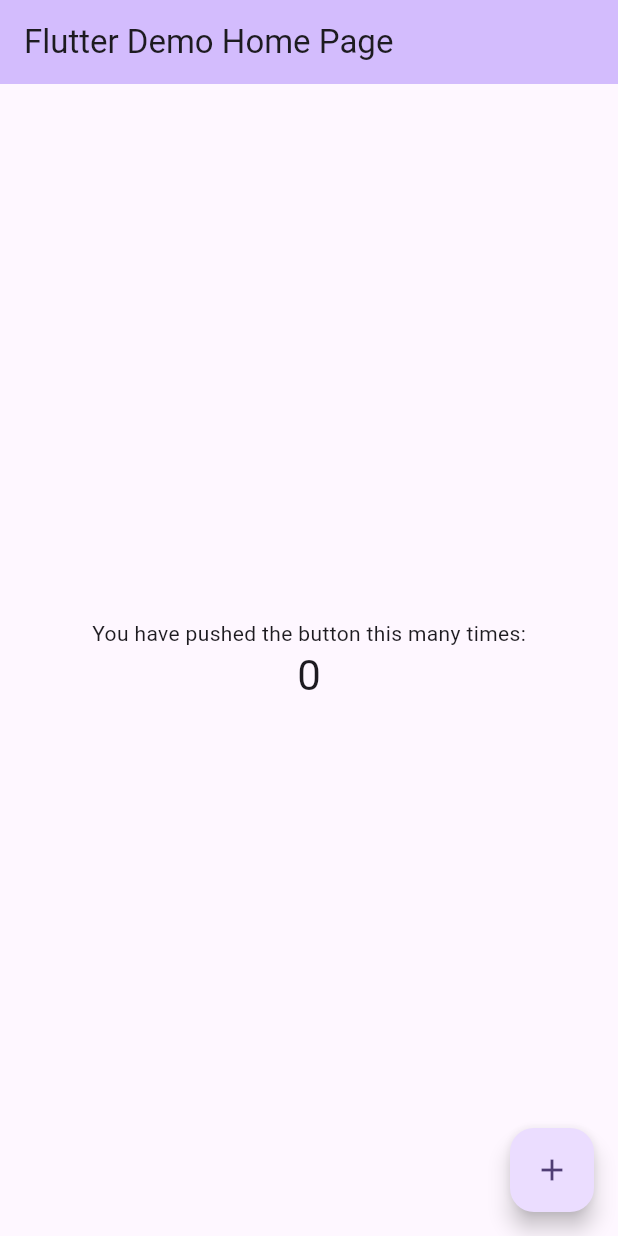
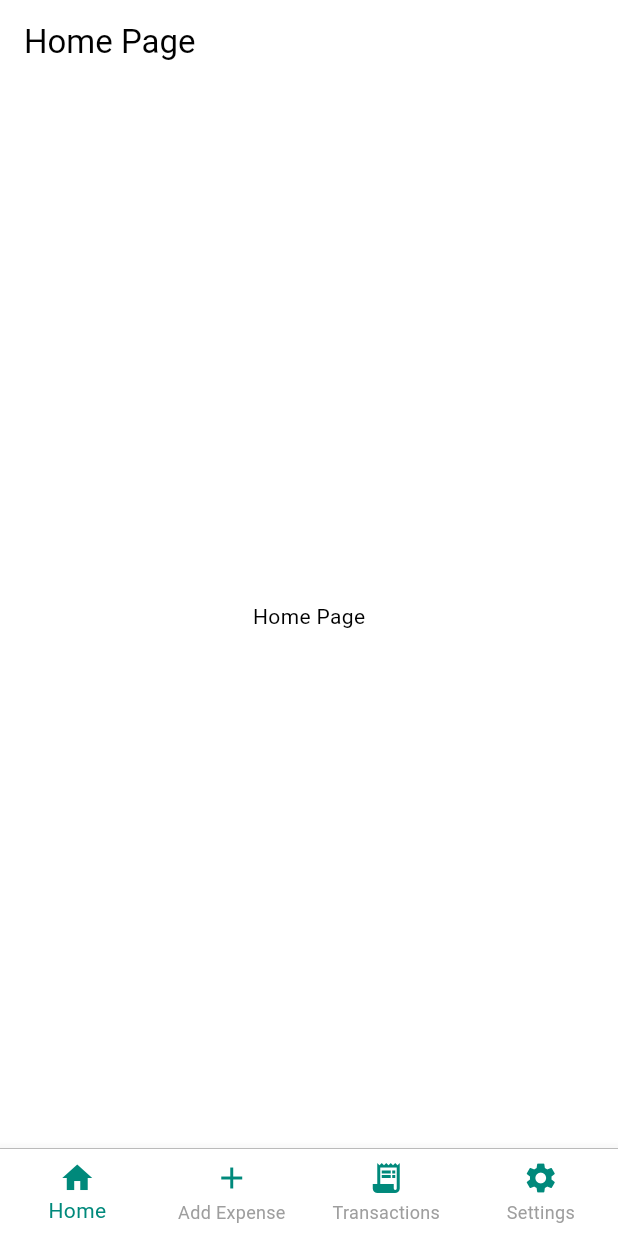
Before and after one commit to Sonykhan1121/money_mate, a Flutter app: the screen it shows after launch, on a phone screen of 412 x 824 dp. Run offline on Flutter 3.47's test engine with Material 3 defaults, Android fonts, the phone set to English and light mode, and no system bars; our stand-ins replace device_preview, flutter_screenutil.

Commit message:
design navigation bar

```diff
--- a/lib/main.dart
+++ b/lib/main.dart
@@ -1,7 +1,31 @@
+import 'package:device_preview/device_preview.dart';
 import 'package:flutter/material.dart';
+import 'package:flutter/services.dart';
+import 'package:flutter_screenutil/flutter_screenutil.dart';
+import 'package:money_mate/providers/navigation_provider.dart';
+import 'package:money_mate/theme/theme.dart';
+import 'package:money_mate/utils/constants/colors.dart';
+import 'package:money_mate/views/navigation_features/navigation_page.dart';
+import 'package:provider/provider.dart';
 
 void main() {
-  runApp(const MyApp());
+
+  WidgetsFlutterBinding.ensureInitialized();
+
+  SystemChrome.setSystemUIOverlayStyle(
+    const SystemUiOverlayStyle(
+      statusBarColor: DColors.primary,
+      statusBarIconBrightness: Brightness.light,
+    ),
+  );
+  runApp(
+    DevicePreview(
+      enabled: false,
+      builder: (BuildContext context) {
+        return MyApp();
+      },
+    ),
+  );
 }
 
 class MyApp extends StatelessWidget {
@@ -10,98 +34,23 @@ class MyApp extends StatelessWidget {
   // This widget is the root of your application.
   @override
   Widget build(BuildContext context) {
-    return MaterialApp(
-      title: 'Flutter Demo',
-      theme: ThemeData(
-        colorScheme: ColorScheme.fromSeed(seedColor: Colors.deepPurple),
-      ),
-      home: const MyHomePage(title: 'Flutter Demo Home Page'),
+    return ScreenUtilInit(
+      designSize: const Size(360, 690),
+      minTextAdapt: true,
+      splitScreenMode: true,
+      builder: (_,child) {
+        return MultiProvider(
+          providers: [
+            ChangeNotifierProvider(create: (context) => NavigationProvider()),
+          ],
+          child: MaterialApp(
+            debugShowCheckedModeBanner: false,
+            title: 'Flutter Demo',
+            theme: DAppTheme.lightTheme,
+            home: NavigationPage(),
+          ),
+        );
+      }
     );
   }
 }
-
-class MyHomePage extends StatefulWidget {
-  const MyHomePage({super.key, required this.title});
-
-  // This widget is the home page of your application. It is stateful, meaning
-  // that it has a State object (defined below) that contains fields that affect
-  // how it looks.
-
-  // This class is the configuration for the state. It holds the values (in this
-  // case the title) provided by the parent (in this case the App widget) and
-  // used by the build method of the State. Fields in a Widget subclass are
-  // always marked "final".
-
-  final String title;
-
-  @override
-  State<MyHomePage> createState() => _MyHomePageState();
-}
-
-class _MyHomePageState extends State<MyHomePage> {
-  int _counter = 0;
-
-  void _incrementCounter() {
-    setState(() {
-      // This call to setState tells the Flutter framework that something has
-      // changed in this State, which causes it to rerun the build method below
-      // so that the display can reflect the updated values. If we changed
-      // _counter without calling setState(), then the build method would not be
-      // called again, and so nothing would appear to happen.
-      _counter++;
-    });
-  }
-
-  @override
-  Widget build(BuildContext context) {
-    // This method is rerun every time setState is called, for instance as done
-    // by the _incrementCounter method above.
-    //
-    // The Flutter framework has been optimized to make rerunning build methods
-    // fast, so that you can just rebuild anything that needs updating rather
-    // than having to individually change instances of widgets.
-    return Scaffold(
-      appBar: AppBar(
-        // TRY THIS: Try changing the color here to a specific color (to
-        // Colors.amber, perhaps?) and trigger a hot reload to see the AppBar
-        // change color while the other colors stay the same.
-        backgroundColor: Theme.of(context).colorScheme.inversePrimary,
-        // Here we take the value from the MyHomePage object that was created by
-        // the App.build method, and use it to set our appbar title.
-        title: Text(widget.title),
-      ),
-      body: Center(
-        // Center is a layout widget. It takes a single child and positions it
-        // in the middle of the parent.
-        child: Column(
-          // Column is also a layout widget. It takes a list of children and
-          // arranges them vertically. By default, it sizes itself to fit its
-          // children horizontally, and tries to be as tall as its parent.
-          //
-          // Column has various properties to control how it sizes itself and
-          // how it positions its children. Here we use mainAxisAlignment to
-          // center the children vertically; the main axis here is the vertical
-          // axis because Columns are vertical (the cross axis would be
-          // horizontal).
-          //
-          // TRY THIS: Invoke "debug painting" (choose the "Toggle Debug Paint"
-          // action in the IDE, or press "p" in the console), to see the
-          // wireframe for each widget.
-          mainAxisAlignment: MainAxisAlignment.center,
-          children: <Widget>[
-            const Text('You have pushed the button this many times:'),
-            Text(
-              '$_counter',
-              style: Theme.of(context).textTheme.headlineMedium,
-            ),
-          ],
-        ),
-      ),
-      floatingActionButton: FloatingActionButton(
-        onPressed: _incrementCounter,
-        tooltip: 'Increment',
-        child: const Icon(Icons.add),
-      ), // This trailing comma makes auto-formatting nicer for build methods.
-    );
-  }
-}
--- /dev/null
+++ b/lib/providers/navigation_provider.dart
@@ -0,0 +1,34 @@
+import 'package:flutter/material.dart';
+
+import '../views/add_features/add_expense.dart';
+import '../views/home_features/home_page.dart';
+import '../views/settings_features/setting_page.dart';
+import '../views/transaction_features/transactions.dart';
+
+class NavigationProvider extends ChangeNotifier{
+
+  int _currentIndex = 0;
+  final List<Map<String, dynamic>> widgetOptions = [
+    {'title': 'Home', 'icon': Icons.home, 'page': HomePage()},
+    {'title': 'Add Expense', 'icon': Icons.add, 'page': AddExpense()},
+    {
+      'title': 'Transactions',
+      'icon': Icons.receipt_long,
+      'page': Transactions(),
+    },
+    {'title': 'Settings', 'icon': Icons.settings, 'page': SettingPage()},
+  ];
+
+  // setter and getter
+  void setCurrentIndex(int i)
+  {
+    _currentIndex = i;
+    notifyListeners();
+
+  }
+  int get currentIndex => _currentIndex;
+
+
+
+
+}
--- a/lib/theme/theme.dart
+++ b/lib/theme/theme.dart
@@ -1,4 +1,6 @@
 import 'package:flutter/material.dart';
+
+import '../utils/constants/colors.dart';
 
 class DAppTheme {
   DAppTheme._();
@@ -7,6 +9,6 @@ class DAppTheme {
   static ThemeData lightTheme = ThemeData(
     useMaterial3: true,
     brightness: Brightness.light,
-
+    colorScheme: ColorScheme.light(onPrimary: DColors.primary, ),
   );
 }
--- /dev/null
+++ b/lib/views/add_features/add_expense.dart
@@ -0,0 +1,20 @@
+import 'package:flutter/material.dart';
+
+class AddExpense extends StatefulWidget {
+  const AddExpense({super.key});
+
+  @override
+  State<AddExpense> createState() => _AddExpenseState();
+}
+
+class _AddExpenseState extends State<AddExpense> {
+  @override
+  Widget build(BuildContext context) {
+    return Scaffold(
+      appBar: AppBar(title: Text("Add Expense"),),
+      body: Center(
+        child: Text('Add Expenses'),
+      ),
+    );
+  }
+}
--- /dev/null
+++ b/lib/views/home_features/home_page.dart
@@ -0,0 +1,20 @@
+import 'package:flutter/material.dart';
+
+class HomePage extends StatefulWidget {
+  const HomePage({super.key});
+
+  @override
+  State<HomePage> createState() => _HomePageState();
+}
+
+class _HomePageState extends State<HomePage> {
+  @override
+  Widget build(BuildContext context) {
+    return Scaffold(
+      appBar: AppBar(title: Text("Home Page"),),
+      body: Center(
+        child: Text('Home Page'),
+      ),
+    );
+  }
+}
--- /dev/null
+++ b/lib/views/navigation_features/navigation_page.dart
@@ -0,0 +1,57 @@
+import 'package:flutter/material.dart';
+import 'package:flutter_screenutil/flutter_screenutil.dart';
+import 'package:money_mate/views/add_features/add_expense.dart';
+import 'package:money_mate/views/settings_features/setting_page.dart';
+import 'package:money_mate/views/transaction_features/transactions.dart';
+import 'package:provider/provider.dart';
+
+import '../../providers/navigation_provider.dart';
+import '../../utils/constants/colors.dart';
+import '../home_features/home_page.dart';
+
+class NavigationPage extends StatefulWidget {
+  const NavigationPage({super.key});
+
+  @override
+  State<NavigationPage> createState() => _NavigationPageState();
+}
+
+class _NavigationPageState extends State<NavigationPage> {
+
+
+  @override
+  Widget build(BuildContext context) {
+    return Consumer<NavigationProvider>(
+      builder: (cnxt, navProvider, child) {
+        return Scaffold(
+          body: navProvider.widgetOptions[navProvider.currentIndex]['page'],
+          bottomNavigationBar: Container(
+            decoration: BoxDecoration(
+              border: Border(
+                top: BorderSide(color: DColors.grey,width: 0.3),
+              )
+            ),
+            child: BottomNavigationBar(
+              showSelectedLabels: true,
+              showUnselectedLabels: true,
+              type: BottomNavigationBarType.fixed,
+              selectedItemColor: DColors.primary,
+              unselectedItemColor: Colors.grey,
+              unselectedIconTheme: IconThemeData(color: DColors.primary),
+              currentIndex: navProvider.currentIndex,
+              items: navProvider.widgetOptions.map((item) {
+                return BottomNavigationBarItem(
+                  icon: Icon(item['icon']),
+                  label: item['title'].toString(),
+                );
+              }).toList(),
+              onTap: (index){
+               navProvider.setCurrentIndex(index);
+              },
+            ),
+          ),
+        );
+      },
+    );
+  }
+}
--- /dev/null
+++ b/lib/views/transaction_features/transactions.dart
@@ -0,0 +1,20 @@
+import 'package:flutter/material.dart';
+
+class Transactions extends StatefulWidget {
+  const Transactions({super.key});
+
+  @override
+  State<Transactions> createState() => _TransactionsState();
+}
+
+class _TransactionsState extends State<Transactions> {
+  @override
+  Widget build(BuildContext context) {
+    return Scaffold(
+      appBar: AppBar(title: Text("Transactions"),),
+      body: Center(
+        child: Text('T Page'),
+      ),
+    );
+  }
+}
--- a/pubspec.yaml
+++ b/pubspec.yaml
@@ -34,6 +34,9 @@ dependencies:
   # The following adds the Cupertino Icons font to your application.
   # Use with the CupertinoIcons class for iOS style icons.
   cupertino_icons: ^1.0.8
+  provider: ^6.1.5+1
+  device_preview: ^1.2.0
+  flutter_screenutil: ^5.9.3
 
 dev_dependencies:
   flutter_test:
```
Also changed, not shown: lib/views/settings_features/setting_page.dart (added, +20 -0 lines), pubspec.lock, 2 other files.
